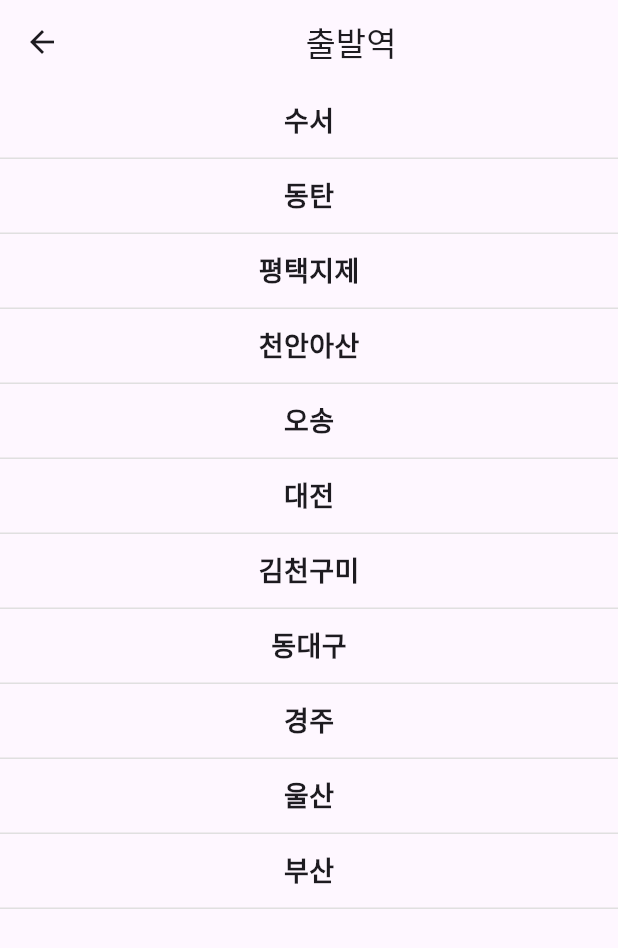
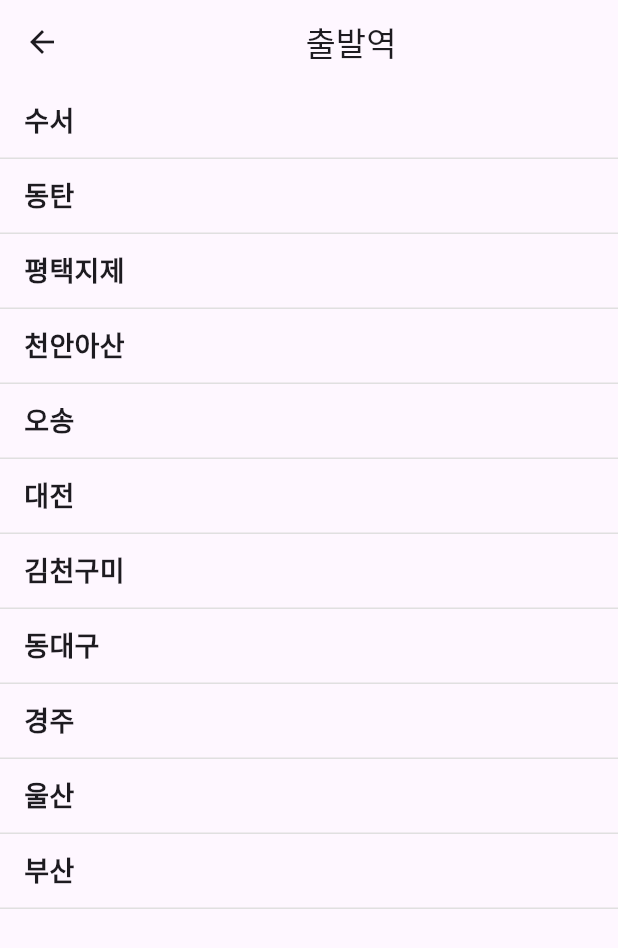
Before and after one commit to Aislyn-cell/flutter_train_app, a Flutter app: the StationListPage screen opened by its route, on a phone screen of 412 x 824 dp. Shown: the top 948 px of the screen. Run offline on Flutter 3.47's test engine with Material 3 defaults, Android fonts, the phone set to English and light mode, and no system bars.

Commit message:
UI를 수정하였습니다.

```diff
--- a/lib/station_list_page.dart
+++ b/lib/station_list_page.dart
@@ -2,12 +2,10 @@ import 'package:flutter/material.dart';
 import 'package:flutter_train_app/seat_page.dart'; // SeatPage import
 
 class StationListPage extends StatelessWidget {
-  const StationListPage({super.key}); // key 매개변수 추가
+  const StationListPage({super.key});
 
   @override
   Widget build(BuildContext context) {
-    // final Map<String, String> args = ModalRoute.of(context)!.settings.arguments as Map<String, String>;
-
     return Scaffold(
       appBar: AppBar(
         title: Center(child: Text('출발역')), // 앱바 타이틀 중앙 정렬
@@ -32,10 +30,16 @@ class StationListPage extends StatelessWidget {
                   bottom: BorderSide(color: Colors.grey[300]!), // 아래 테두리 색상
                 ),
               ),
-              child: Center(
-                child: Text(
-                  stations[index],
-                  style: TextStyle(fontSize: 18, fontWeight: FontWeight.bold),
+              child: Padding(
+                // Padding 추가
+                padding: const EdgeInsets.only(left: 16.0), // 왼쪽 패딩 추가
+                child: Align(
+                  // Align 추가
+                  alignment: Alignment.centerLeft, // 왼쪽 정렬
+                  child: Text(
+                    stations[index],
+                    style: TextStyle(fontSize: 18, fontWeight: FontWeight.bold),
+                  ),
                 ),
               ),
             ),
```
